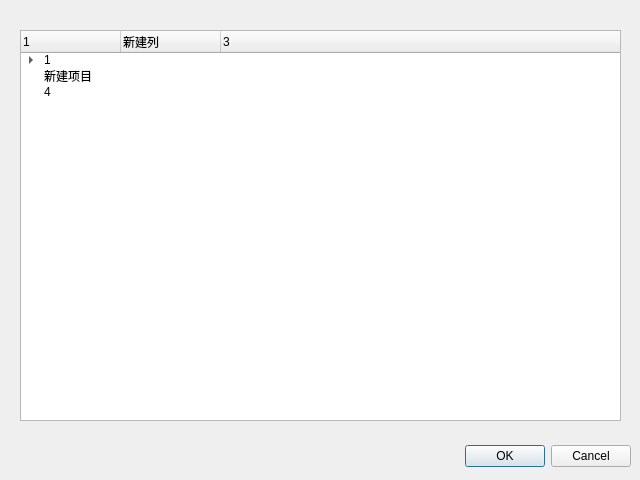
The window that boeye/showip/webdialog.ui (pretyman/qindle) describes before a commit, drawn with Qt 5.
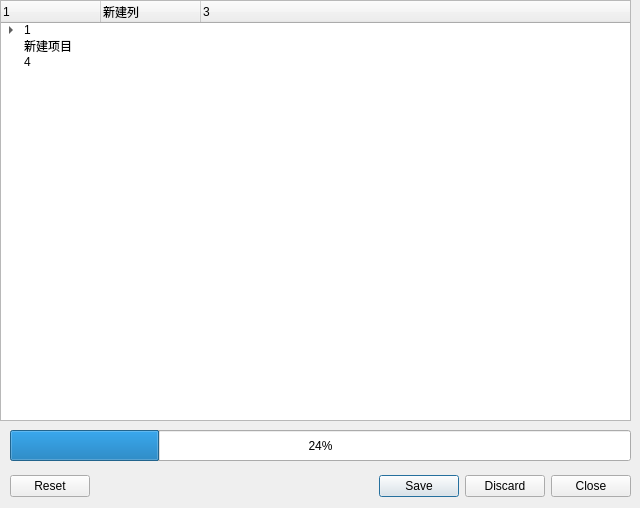
The same window after the commit.

What changed in the file:
```diff
--- a/boeye/showip/webdialog.ui
+++ b/boeye/showip/webdialog.ui
@@ -7,7 +7,7 @@
     <x>0</x>
     <y>0</y>
     <width>640</width>
-    <height>480</height>
+    <height>508</height>
    </rect>
   </property>
   <property name="windowTitle">
@@ -17,7 +17,7 @@
    <property name="geometry">
     <rect>
      <x>10</x>
-     <y>440</y>
+     <y>470</y>
      <width>621</width>
      <height>32</height>
     </rect>
@@ -26,15 +26,15 @@
     <enum>Qt::Horizontal</enum>
    </property>
    <property name="standardButtons">
-    <set>QDialogButtonBox::Cancel|QDialogButtonBox::Ok</set>
+    <set>QDialogButtonBox::Close|QDialogButtonBox::Discard|QDialogButtonBox::Reset|QDialogButtonBox::Save</set>
    </property>
   </widget>
   <widget class="QStackedWidget" name="stackedWidget">
    <property name="geometry">
     <rect>
-     <x>10</x>
-     <y>10</y>
-     <width>621</width>
+     <x>0</x>
+     <y>0</y>
+     <width>631</width>
      <height>421</height>
     </rect>
    </property>
@@ -42,10 +42,10 @@
     <widget class="QTreeWidget" name="treeWidget">
      <property name="geometry">
       <rect>
-       <x>10</x>
-       <y>20</y>
-       <width>601</width>
-       <height>391</height>
+       <x>0</x>
+       <y>0</y>
+       <width>631</width>
+       <height>421</height>
       </rect>
      </property>
      <property name="selectionMode">
@@ -101,6 +101,19 @@
     </widget>
    </widget>
   </widget>
+  <widget class="QProgressBar" name="progressBar">
+   <property name="geometry">
+    <rect>
+     <x>10</x>
+     <y>430</y>
+     <width>621</width>
+     <height>31</height>
+    </rect>
+   </property>
+   <property name="value">
+    <number>24</number>
+   </property>
+  </widget>
  </widget>
  <resources/>
  <connections>
```
Left out of the diff: 21 changed lines with no effect on the pictures.
